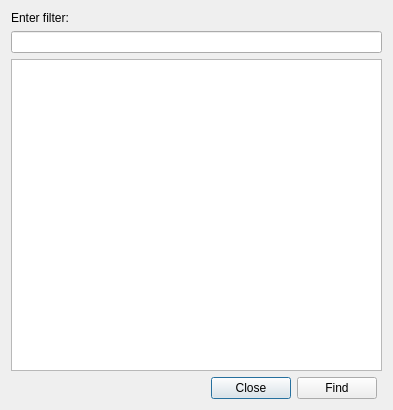
Qt form Gems/LyShine/Code/Editor/Animation/UiAnimViewFindDlg.ui (Zee2401/o3de) before a commit.
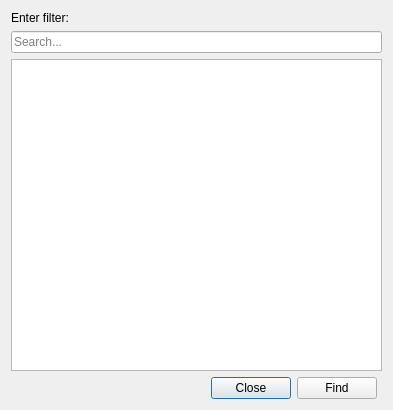
The same form after that commit.

Commit message:
Improve UX and accessibility of the LyShine Animation Find dialog.
- Added 'buddy' relationship between the "Enter filter:" label and the filter input field.
- Added "Search..." placeholder text to the filter input field.
- Enabled the clear button on the filter input field.
- Added "Filter" accessible name to the filter input field for screen readers.

These changes are applied surgically to the .ui file to ensure maximum CI stability.

Diff of the .ui file:
```diff
--- a/Gems/LyShine/Code/Editor/Animation/UiAnimViewFindDlg.ui
+++ b/Gems/LyShine/Code/Editor/Animation/UiAnimViewFindDlg.ui
@@ -42,6 +42,15 @@
           <property name="alignment">
             <set>Qt::AlignLeft|Qt::AlignVCenter</set>
           </property>
+          <property name="placeholderText">
+            <string>Search...</string>
+          </property>
+          <property name="clearButtonEnabled">
+            <bool>true</bool>
+          </property>
+          <property name="accessibleName">
+            <string>Filter</string>
+          </property>
         </widget>
       </item>
       <item>
```
Left out of the diff: 3 changed lines with no effect on the pictures.
